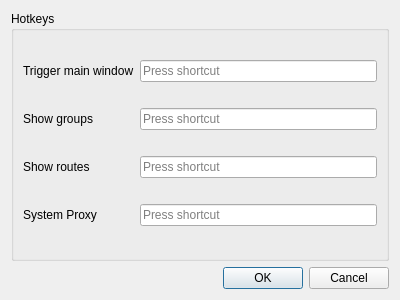
Above: src/ui/dialog_hotkey.ui from Ogstra/proxor before the change. Below: the same form after it.
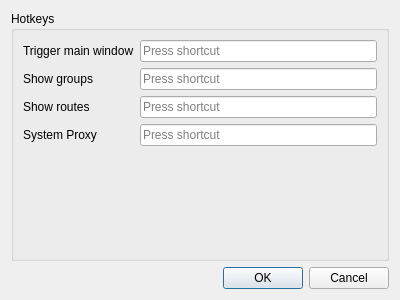
That is the form after the change. Custom widgets are drawn as their Qt base class.

Commit message: fix(54-05): report hotkey conflicts and unavailable global hotkeys

What changed in the file:
```diff
--- a/src/ui/dialog_hotkey.ui
+++ b/src/ui/dialog_hotkey.ui
@@ -60,6 +60,26 @@
       <item row="3" column="1">
        <widget class="QtExtKeySequenceEdit" name="system_proxy"/>
       </item>
+      <item row="4" column="0" colspan="2">
+       <widget class="QLabel" name="hotkey_capability_note">
+        <property name="visible">
+         <bool>false</bool>
+        </property>
+        <property name="wordWrap">
+         <bool>true</bool>
+        </property>
+       </widget>
+      </item>
+      <item row="5" column="0" colspan="2">
+       <widget class="QLabel" name="hotkey_conflict_note">
+        <property name="visible">
+         <bool>false</bool>
+        </property>
+        <property name="wordWrap">
+         <bool>true</bool>
+        </property>
+       </widget>
+      </item>
      </layout>
     </widget>
    </item>
```
The commit also changes 4 other files.
